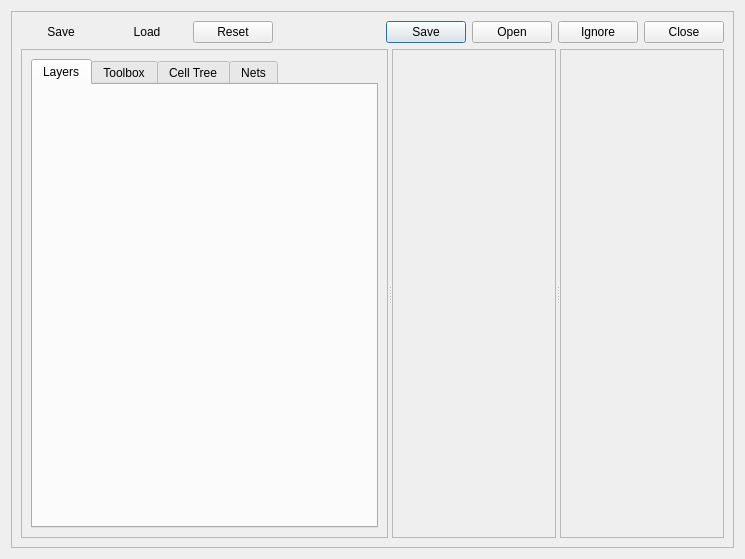
This is qucs/iclayout.ui in ariasensing/qucs-ic as Qt 5 draws it before an edit. The edited form follows.
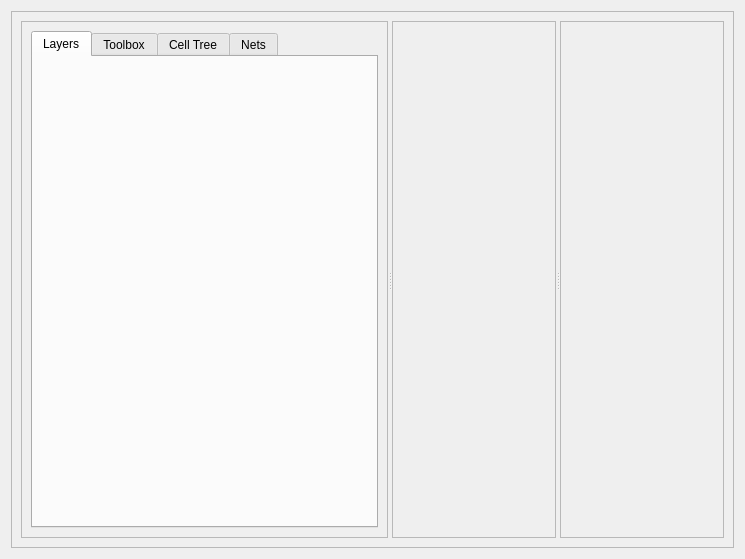
This is the edited form. Icons and pictures are not drawn.

The edit to the form file:
```diff
--- a/qucs/iclayout.ui
+++ b/qucs/iclayout.ui
@@ -23,72 +23,7 @@
       <enum>QFrame::Shadow::Raised</enum>
      </property>
      <layout class="QGridLayout" name="gridLayout_2">
-      <item row="0" column="0">
-       <widget class="QPushButton" name="btnSave">
-        <property name="toolTip">
-         <string>Save the current layout file</string>
-        </property>
-        <property name="statusTip">
-         <string>Save the current layout file</string>
-        </property>
-        <property name="whatsThis">
-         <string>Save the layout in a common file (gds, oasis). The saved file will be associated to the project schematic (if any)</string>
-        </property>
-        <property name="text">
-         <string>Save</string>
-        </property>
-        <property name="icon">
-         <iconset resource="qucs.qrc">
-          <normaloff>:/bitmaps/svg/save-file-icon.svg</normaloff>:/bitmaps/svg/save-file-icon.svg</iconset>
-        </property>
-        <property name="shortcut">
-         <string>Ctrl+Shift+S</string>
-        </property>
-        <property name="flat">
-         <bool>true</bool>
-        </property>
-       </widget>
-      </item>
-      <item row="0" column="1">
-       <widget class="QPushButton" name="btnLoad">
-        <property name="toolTip">
-         <string>Load a layout file</string>
-        </property>
-        <property name="statusTip">
-         <string>Load a layout file</string>
-        </property>
-        <property name="whatsThis">
-         <string>Override the current layout with the content of a file</string>
-        </property>
-        <property name="text">
-         <string>Load</string>
-        </property>
-        <property name="icon">
-         <iconset resource="qucs.qrc">
-          <normaloff>:/bitmaps/svg/file-download-icon.svg</normaloff>:/bitmaps/svg/file-download-icon.svg</iconset>
-        </property>
-        <property name="shortcut">
-         <string>Ctrl+Shift+L</string>
-        </property>
-        <property name="flat">
-         <bool>true</bool>
-        </property>
-       </widget>
-      </item>
-      <item row="0" column="2">
-       <widget class="QDialogButtonBox" name="buttonBox">
-        <property name="autoFillBackground">
-         <bool>false</bool>
-        </property>
-        <property name="standardButtons">
-         <set>QDialogButtonBox::StandardButton::Close|QDialogButtonBox::StandardButton::Ignore|QDialogButtonBox::StandardButton::Open|QDialogButtonBox::StandardButton::Reset|QDialogButtonBox::StandardButton::Save</set>
-        </property>
-        <property name="centerButtons">
-         <bool>false</bool>
-        </property>
-       </widget>
-      </item>
-      <item row="2" column="0" colspan="3">
+      <item row="2" column="0" colspan="2">
        <widget class="QSplitter" name="splitter">
         <property name="orientation">
          <enum>Qt::Orientation::Horizontal</enum>
```
Left out of the diff: 4 changed lines with no effect on the pictures.
